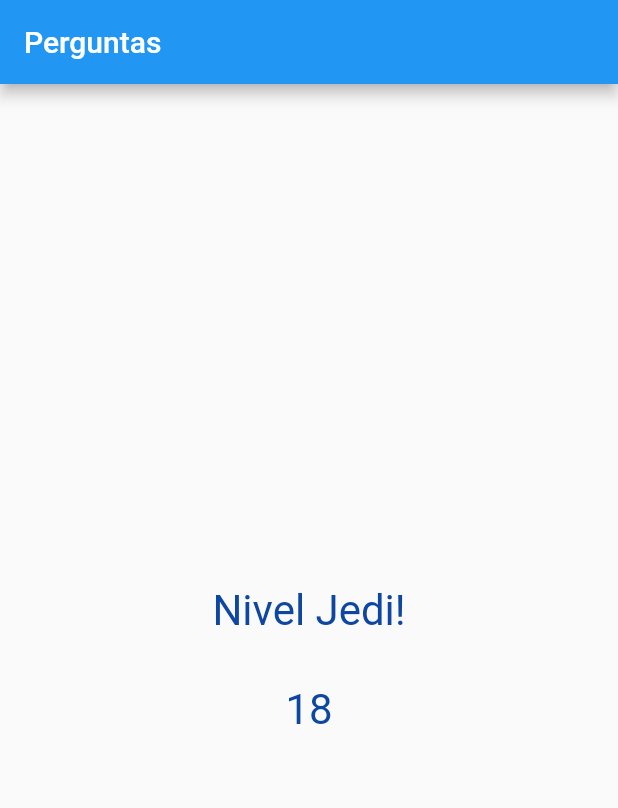
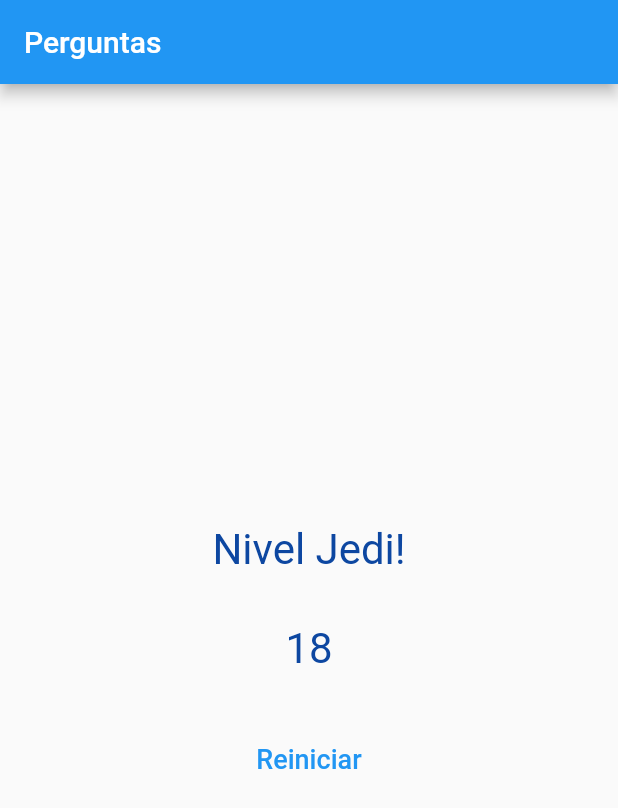
Before and after one commit to wfrsilva/flutter_perguntas, a Flutter app: the screen it shows after launch, after a tap on "Preto", after a tap on "Cobra", after a tap on "Maria", on a phone screen of 412 x 824 dp. Shown: the top 808 px of the screen. Run offline on Flutter 3.47's test engine with Material 2 defaults, Android fonts, the phone set to English and light mode, and no system bars.

Commit message:
43/45 Reiniciando Questionário
43/45 Reiniciando Questionário
https://www.cod3r.com.br/courses/take/aprenda-flutter-dart-e-construa-apps-ios-e-android/lessons/10518571-reiniciando-questionario

```diff
--- a/lib/main.dart
+++ b/lib/main.dart
@@ -49,6 +49,13 @@
     print (_pontuacaoTotal);
   } //_responder
 
+  void _reiniciarQuestionario(){
+    setState(() {
+      _perguntaSelecionada = 0;
+      _pontuacaoTotal = 0;
+    });
+  }
+
   bool get temPerguntaSelecionada {
     return _perguntaSelecionada < _perguntas.length;
   } //temPerguntaSelecionada
@@ -70,7 +77,7 @@
               perguntaSelecionada: _perguntaSelecionada,
               quandoResponder: _responder,
             )
-          : Resultado(_pontuacaoTotal),
+          : Resultado(_pontuacaoTotal, _reiniciarQuestionario),
     ));
   } //build
 
--- a/lib/resultado.dart
+++ b/lib/resultado.dart
@@ -2,35 +2,46 @@
 import 'package:flutter/rendering.dart';
 
 class Resultado extends StatelessWidget {
+  final int pontuacao;
+  final void Function() quandoReiniciarQuestionario;
 
-  final int pontuacao;
+  Resultado(this.pontuacao, this.quandoReiniciarQuestionario);
 
-  Resultado(this.pontuacao);
-
-  String get fraseResultado{
-    if(pontuacao <8){
-      return 'Parabéns!\n\n${pontuacao}';
-    }else if(pontuacao < 12){
-      return 'Você é bom!\n\n${pontuacao}';
-    }else if(pontuacao < 16){
-      return 'Impressionante!\n\n${pontuacao}';
-    }else{
-      return 'Nivel Jedi!\n\n${pontuacao}';
+  String get fraseResultado {
+    if (pontuacao < 8) {
+      return 'Parabéns!\n\n${pontuacao}\n';
+    } else if (pontuacao < 12) {
+      return 'Você é bom!\n\n${pontuacao}\n';
+    } else if (pontuacao < 16) {
+      return 'Impressionante!\n\n${pontuacao}\n';
+    } else {
+      return 'Nivel Jedi!\n\n${pontuacao}\n';
     }
-  }//fraseResultado
+  } //fraseResultado
 
   @override
   Widget build(BuildContext context) {
-    return Center(child: Text(
+    return Column(
+      mainAxisAlignment: MainAxisAlignment.center,
+      children: <Widget>[
+        Center(
+            child: Text(
           fraseResultado,
           textAlign: TextAlign.center,
           style: TextStyle(
             fontSize: 28,
             color: Colors.blue[900],
-
           ),
-
+        )),
+        FlatButton(
+          child: Text(
+            'Reiniciar',
+            style: TextStyle(fontSize: 18),
+          ),
+          textColor: Colors.blue,
+          onPressed: quandoReiniciarQuestionario,
         )
+      ],
     );
   }
 }
```
Lines whose indentation alone changed are shown as unchanged.
